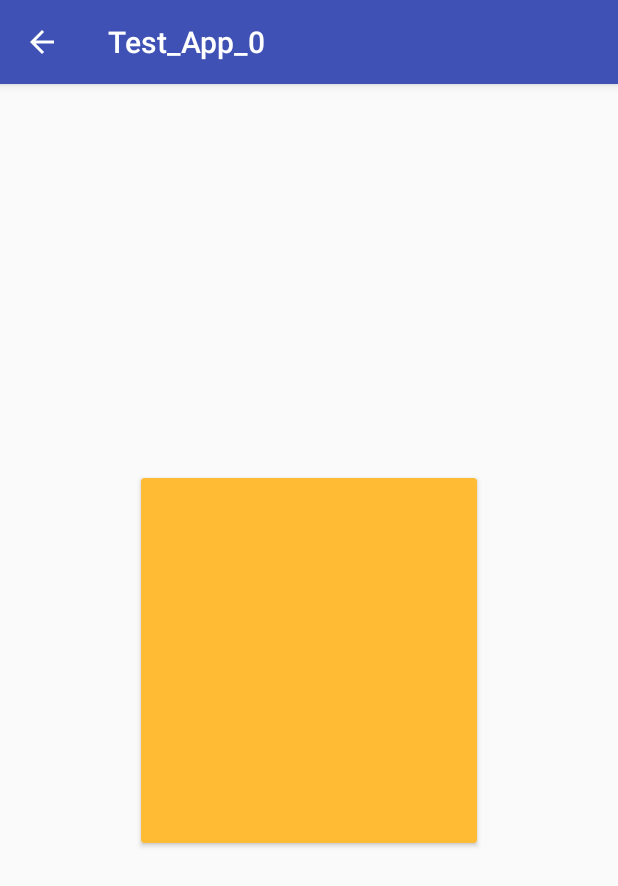
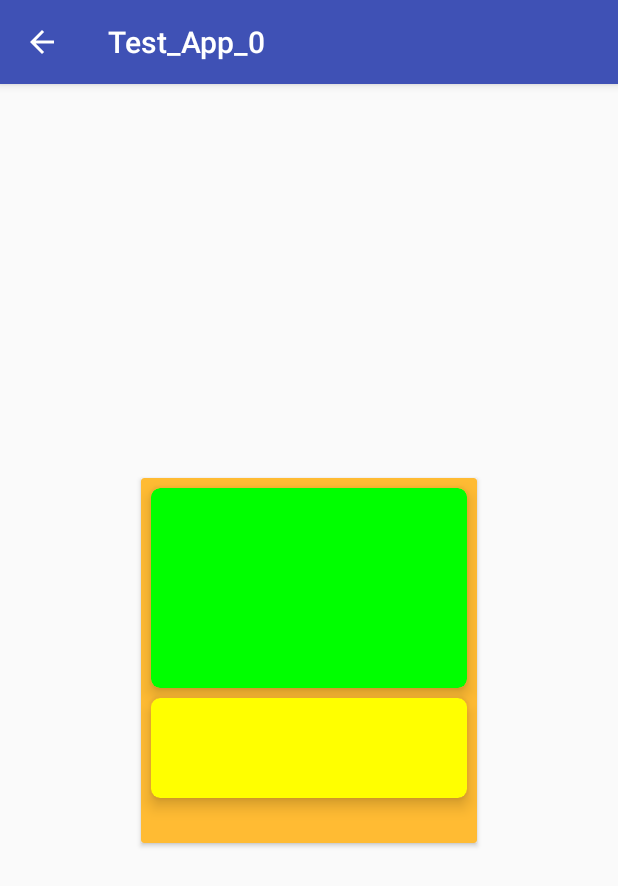
Before and after one commit to Brandon-Valley/android_app_tests, an Android app: the dynamicTest2Activity screen opened directly, with no data from a screen before it, on a phone screen of 412 x 824 dp. Shown: the top 886 px of the screen. Run offline under Robolectric (Android 15) with nearby library versions, the phone set to English and light mode, and no system bars.

Commit message:
programatically added small green and yellow cards in big orange with manual lin layout correctly

```diff
--- a/test_app_0/app/src/main/java/com/example/brandon/test_app_0/dynamicTest2Activity.java
+++ b/test_app_0/app/src/main/java/com/example/brandon/test_app_0/dynamicTest2Activity.java
@@ -1,8 +1,12 @@
 package com.example.brandon.test_app_0;
 
+import android.content.Context;
 import android.content.Intent;
+import android.graphics.Color;
 import android.support.v7.app.AppCompatActivity;
 import android.os.Bundle;
+import android.support.v7.widget.CardView;
+import android.widget.LinearLayout;
 
 public class dynamicTest2Activity extends AppCompatActivity {
 
@@ -17,6 +21,97 @@ public class dynamicTest2Activity extends AppCompatActivity {
         String message = intent.getStringExtra(MainActivity.EXTRA_MESSAGE_2);
 
 
+        //VVVVVVVVVVVVV  copied from static cards VVVVVVVVVVVVVVVVVVVVVVVVVVVV
+
+
+        //define linear layout for activity
+        LinearLayout bigOrangeCardLayout = (LinearLayout)findViewById(R.id.linear_layout_0); // have to put this in .xml manually
+
+        // Get the application context
+        Context mContext = getApplicationContext();
+
+
+
+        //make 1st small card (green)
+        CardView greenCard = new CardView(mContext);
+
+        // Set the CardView layoutParams
+        LinearLayout.LayoutParams greenCardParams = new LinearLayout.LayoutParams(
+                LinearLayout.LayoutParams.MATCH_PARENT,
+                LinearLayout.LayoutParams.WRAP_CONTENT
+        );
+
+
+
+        int margin = 10;
+        //these still have some effect, overide parent padding???
+        greenCardParams.topMargin   = margin;
+        greenCardParams.rightMargin = margin;
+        greenCardParams.leftMargin  = margin;
+
+        greenCardParams.height = 200;  //change this to something about min hieght so it fits contents????
+
+
+        greenCard.setLayoutParams(greenCardParams);
+
+        greenCard.setRadius(9);
+        greenCard.setContentPadding(30, 30, 30, 30);
+        greenCard.setCardBackgroundColor(Color.parseColor("GREEN"));
+        greenCard.setMaxCardElevation(15);
+        greenCard.setCardElevation(9);
+
+        bigOrangeCardLayout.addView(greenCard);
+
+
+
+
+
+
+
+
+
+        //make 2nd small card (yellow)
+        CardView yellowCard = new CardView(mContext);
+
+        // Set the CardView layoutParams
+        LinearLayout.LayoutParams yellowCardParams = new LinearLayout.LayoutParams(
+                LinearLayout.LayoutParams.MATCH_PARENT,
+                LinearLayout.LayoutParams.WRAP_CONTENT
+        );
+
+//        int margin = 10;
+
+        //these still have some effect, overide parent padding???
+        yellowCardParams.topMargin   = margin;
+        yellowCardParams.rightMargin = margin;
+        yellowCardParams.leftMargin  = margin;
+
+        yellowCardParams.height = 100;  //change this to something about min hieght so it fits contents????
+        yellowCardParams.gravity = 50;
+
+
+        yellowCard.setLayoutParams(yellowCardParams);
+
+        yellowCard.setRadius(9);
+        yellowCard.setContentPadding(30, 30, 30, 30);
+        yellowCard.setCardBackgroundColor(Color.parseColor("YELLOW"));
+        yellowCard.setMaxCardElevation(15);
+        yellowCard.setCardElevation(9);
+
+        bigOrangeCardLayout.addView(yellowCard);
+//
+//
+//
+//
+//        bigCard.addView(bigCardViewLayout);
+
+//        bigCard.addView(greenCard);
+
+
+//        bigOrangeCardLayout.addView(bigCard);
+//        bigCard.addView(card);
+
+
 
     }
 }
```
